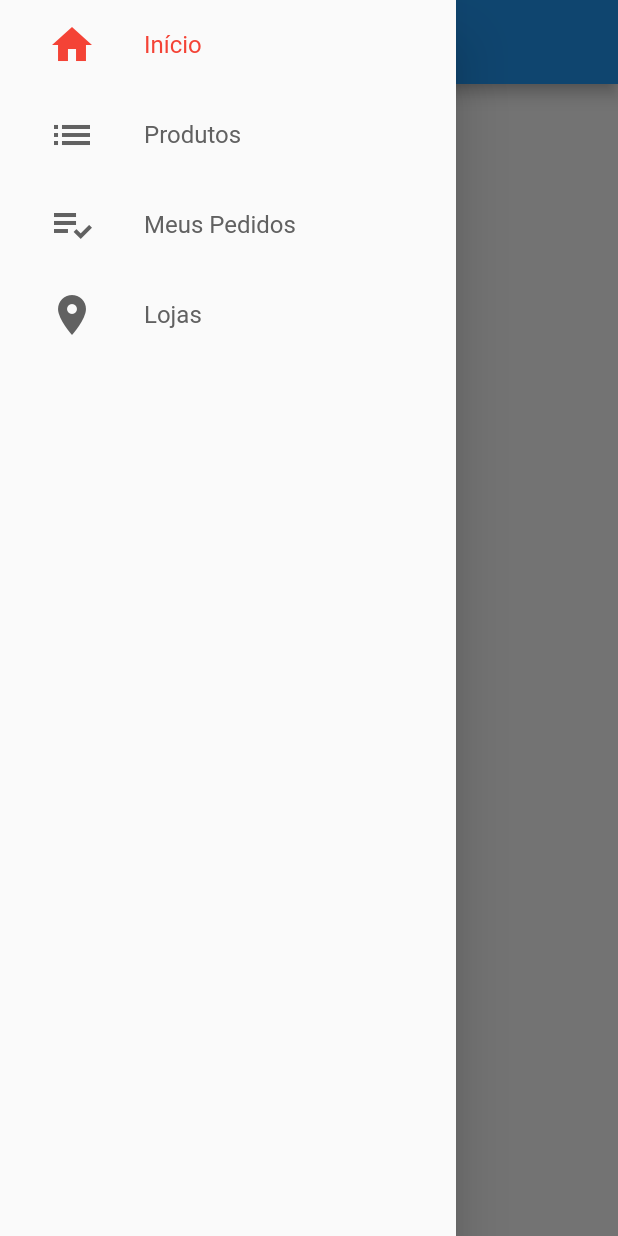
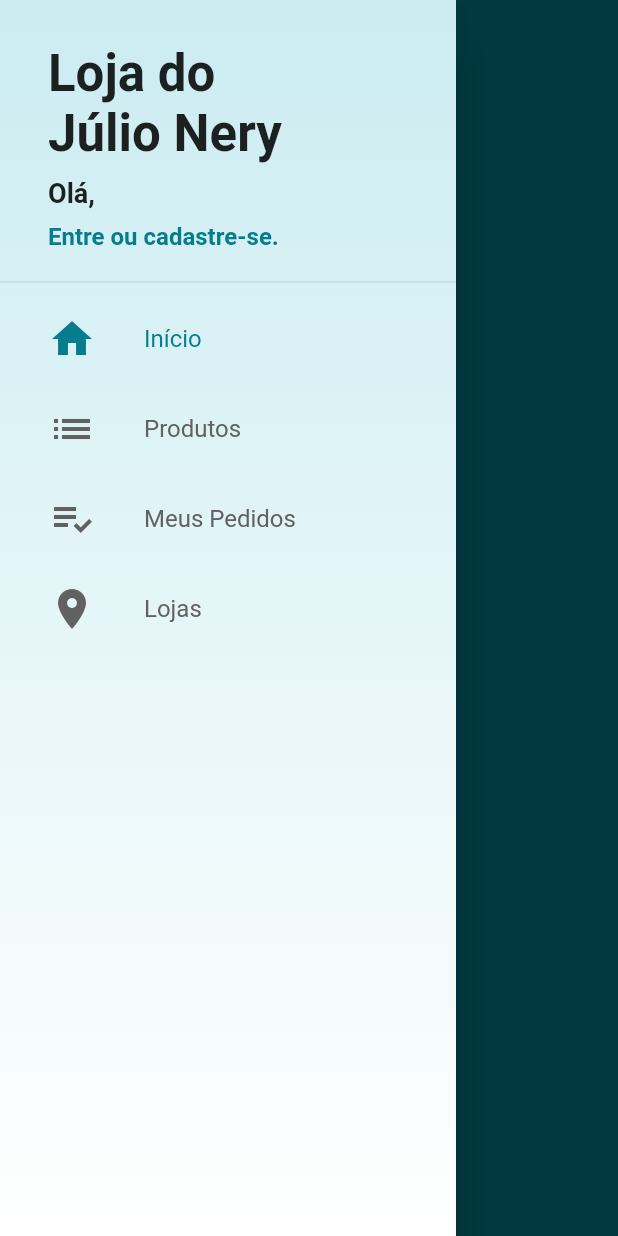
Before and after one commit to julionery/flutter-loja-virtual, a Flutter app: the screen it shows after launch, with the side drawer open, on a phone screen of 412 x 824 dp. Run offline on Flutter 3.47's test engine with Material 2 defaults, Android fonts, the phone set to English and light mode, and no system bars; our stand-ins replace cloud_firestore, firebase_auth; accounts and stored records are empty.

Commit message:
finalizando cadastro de usuário e login.

```diff
--- /dev/null
+++ b/lib/helpers/validators.dart
@@ -0,0 +1,5 @@
+bool emailValid(String email) {
+  final RegExp regex = RegExp(
+      r"^(([^<>()[\]\\.,;:\s@\']+(\.[^<>()[\]\\.,;:\s@\']+)*)|(\'.+\'))@((\[[0-9]{1,3}\.[0-9]{1,3}\.[0-9]{1,3}\.[0-9]{1,3}\])|(([a-zA-Z\-0-9]+\.)+[a-zA-Z]{2,}))$");
+  return regex.hasMatch(email);
+}
--- a/lib/main.dart
+++ b/lib/main.dart
@@ -1,5 +1,9 @@
 import 'package:flutter/material.dart';
-import 'package:lojavirtual/ui/screens/base/base.screen.dart';
+import 'package:lojavirtual/models/managers/user_manager.dart';
+import 'package:lojavirtual/ui/screens/base/base_screen.dart';
+import 'package:lojavirtual/ui/screens/login/login_screen.dart';
+import 'package:lojavirtual/ui/screens/signup/signup_screen.dart';
+import 'package:provider/provider.dart';
 
 void main() {
   runApp(MyApp());
@@ -8,14 +12,31 @@ void main() {
 class MyApp extends StatelessWidget {
   @override
   Widget build(BuildContext context) {
-    return MaterialApp(
-      title: 'Flutter Demo',
-      debugShowCheckedModeBanner: false,
-      theme: ThemeData(
-        primarySwatch: Colors.blue,
-        visualDensity: VisualDensity.adaptivePlatformDensity,
+    return ChangeNotifierProvider(
+      create: (_) => UserManager(),
+      lazy: false,
+      child: MaterialApp(
+        title: 'Flutter Demo',
+        debugShowCheckedModeBanner: false,
+        theme: ThemeData(
+          primaryColor: const Color.fromARGB(255, 4, 125, 141),
+          scaffoldBackgroundColor: const Color.fromARGB(255, 4, 125, 141),
+          appBarTheme: const AppBarTheme(elevation: 0),
+          visualDensity: VisualDensity.adaptivePlatformDensity,
+        ),
+        initialRoute: '/base',
+        onGenerateRoute: (settings) {
+          switch (settings.name) {
+            case '/login':
+              return MaterialPageRoute(builder: (_) => LoginScreen());
+            case '/signup':
+              return MaterialPageRoute(builder: (_) => SignUpScreen());
+            case '/base':
+            default:
+              return MaterialPageRoute(builder: (_) => BaseScreen());
+          }
+        },
       ),
-      home: BaseScreen(),
     );
   }
 }
--- /dev/null
+++ b/lib/models/user.dart
@@ -0,0 +1,29 @@
+import 'package:cloud_firestore/cloud_firestore.dart';
+
+class User {
+  User({this.email, this.password, this.name});
+
+  User.fromDocument(DocumentSnapshot document) {
+    id = document.documentID;
+    name = document.data['name'] as String;
+    email = document.data['email'] as String;
+  }
+
+  String id;
+  String name;
+  String email;
+  String password;
+
+  String confirmPassword;
+
+  DocumentReference get firestoreRef =>
+      Firestore.instance.document('users/$id');
+
+  Future<void> saveData() async {
+    await firestoreRef.setData(topMap());
+  }
+
+  Map<String, dynamic> topMap() {
+    return {'name': name, 'email': email};
+  }
+}
--- a/lib/ui/common/custom_drawer/custom_drawer.dart
+++ b/lib/ui/common/custom_drawer/custom_drawer.dart
@@ -1,12 +1,24 @@
 import 'package:flutter/material.dart';
+import 'package:lojavirtual/ui/common/custom_drawer/custom_drawer_header.dart';
 import 'package:lojavirtual/ui/common/custom_drawer/drawer_tile.dart';
 
 class CustomDrawer extends StatelessWidget {
   @override
   Widget build(BuildContext context) {
     return Drawer(
-      child: ListView(
+      child: Stack(
         children: [
+          Container(
+            decoration: const BoxDecoration(
+                gradient: LinearGradient(
+                    colors: [Color.fromARGB(255, 203, 236, 241), Colors.white],
+                    begin: Alignment.topCenter,
+                    end: Alignment.bottomCenter)),
+          ),
+          ListView(
+            children: [
+              CustomDrawerHeader(),
+              const Divider(),
               const DrawerTile(
                 iconData: Icons.home,
                 title: "Início",
@@ -29,6 +41,8 @@ class CustomDrawer extends StatelessWidget {
               ),
             ],
           ),
+        ],
+      ),
     );
   }
 }
--- /dev/null
+++ b/lib/ui/common/custom_drawer/custom_drawer_header.dart
@@ -0,0 +1,47 @@
+import 'package:flutter/material.dart';
+import 'package:lojavirtual/models/managers/user_manager.dart';
+import 'package:provider/provider.dart';
+
+class CustomDrawerHeader extends StatelessWidget {
+  @override
+  Widget build(BuildContext context) {
+    return Container(
+      padding: const EdgeInsets.fromLTRB(32, 24, 16, 8),
+      height: 180,
+      child: Consumer<UserManager>(builder: (_, userManager, __) {
+        return Column(
+          crossAxisAlignment: CrossAxisAlignment.start,
+          mainAxisAlignment: MainAxisAlignment.spaceAround,
+          children: [
+            const Text(
+              'Loja do\nJúlio Nery',
+              style: TextStyle(fontSize: 34, fontWeight: FontWeight.bold),
+            ),
+            Text(
+              'Olá, ${userManager.user?.name ?? ''}',
+              overflow: TextOverflow.ellipsis,
+              maxLines: 2,
+              style: const TextStyle(fontSize: 18, fontWeight: FontWeight.bold),
+            ),
+            GestureDetector(
+              onTap: () {
+                if (userManager.isLoggedIn) {
+                  userManager.signOut();
+                } else {
+                  Navigator.of(context).pushNamed('/login');
+                }
+              },
+              child: Text(
+                userManager.isLoggedIn ? 'Sair' : 'Entre ou cadastre-se.',
+                style: TextStyle(
+                    color: Theme.of(context).primaryColor,
+                    fontSize: 16,
+                    fontWeight: FontWeight.bold),
+              ),
+            )
+          ],
+        );
+      }),
+    );
+  }
+}
--- a/lib/ui/common/custom_drawer/drawer_tile.dart
+++ b/lib/ui/common/custom_drawer/drawer_tile.dart
@@ -1,5 +1,5 @@
 import 'package:flutter/material.dart';
-import 'package:lojavirtual/models/page_manager.dart';
+import 'file:///D:/GitHub/flutter-loja-virtual/lib/models/managers/page_manager.dart';
 import 'package:provider/provider.dart';
 
 class DrawerTile extends StatelessWidget {
@@ -12,6 +12,7 @@ class DrawerTile extends StatelessWidget {
   @override
   Widget build(BuildContext context) {
     final int curPage = context.watch<PageManager>().page;
+    final Color primaryColor = Theme.of(context).primaryColor;
 
     return InkWell(
       onTap: () {
@@ -26,14 +27,14 @@ class DrawerTile extends StatelessWidget {
               child: Icon(
                 iconData,
                 size: 32,
-                color: curPage == page ? Colors.red : Colors.grey[700],
+                color: curPage == page ? primaryColor : Colors.grey[700],
               ),
             ),
             Text(
               title,
               style: TextStyle(
                 fontSize: 16,
-                color: curPage == page ? Colors.red : Colors.grey[700],
+                color: curPage == page ? primaryColor : Colors.grey[700],
               ),
             )
           ],
--- a/lib/ui/screens/base/base.screen.dart
+++ b/lib/ui/screens/base/base_screen.dart
@@ -1,5 +1,5 @@
 import 'package:flutter/material.dart';
-import 'package:lojavirtual/models/page_manager.dart';
+import 'file:///D:/GitHub/flutter-loja-virtual/lib/models/managers/page_manager.dart';
 import 'package:lojavirtual/ui/common/custom_drawer/custom_drawer.dart';
 import 'package:provider/provider.dart';
 
@@ -17,17 +17,26 @@ class BaseScreen extends StatelessWidget {
           Scaffold(
             drawer: CustomDrawer(),
             appBar: AppBar(
-              title: const Text('Home'),
+              title: const Text('Home 1'),
             ),
           ),
-          Container(
-            color: Colors.red,
+          Scaffold(
+            drawer: CustomDrawer(),
+            appBar: AppBar(
+              title: const Text('Home 2'),
+            ),
           ),
-          Container(
-            color: Colors.yellow,
+          Scaffold(
+            drawer: CustomDrawer(),
+            appBar: AppBar(
+              title: const Text('Home 3'),
+            ),
           ),
-          Container(
-            color: Colors.green,
+          Scaffold(
+            drawer: CustomDrawer(),
+            appBar: AppBar(
+              title: const Text('Home 4'),
+            ),
           ),
         ],
       ),
```
Also changed, not shown: lib/helpers/firebase_errors.dart (added, +25 -0 lines), lib/models/managers/user_manager.dart (added, +75 -0 lines), lib/ui/screens/login/login_screen.dart (added, +131 -0 lines), lib/ui/screens/signup/signup_screen.dart (added, +169 -0 lines), lib/models/managers/page_manager.dart (renamed from lib/models/page_manager.dart). Lines whose indentation alone changed are shown as unchanged.
